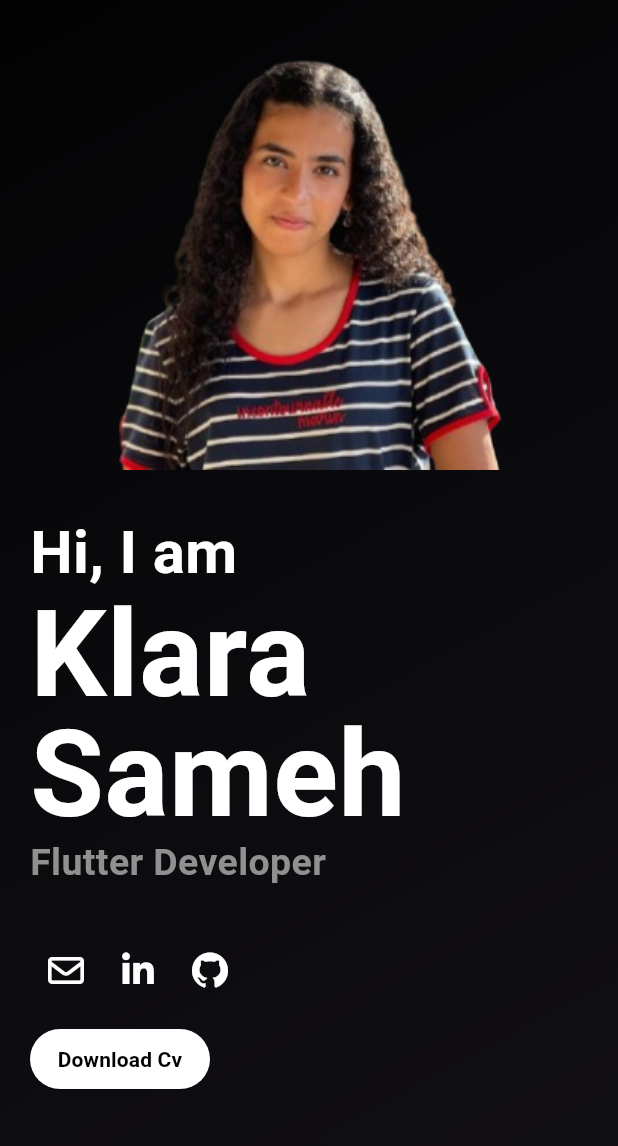
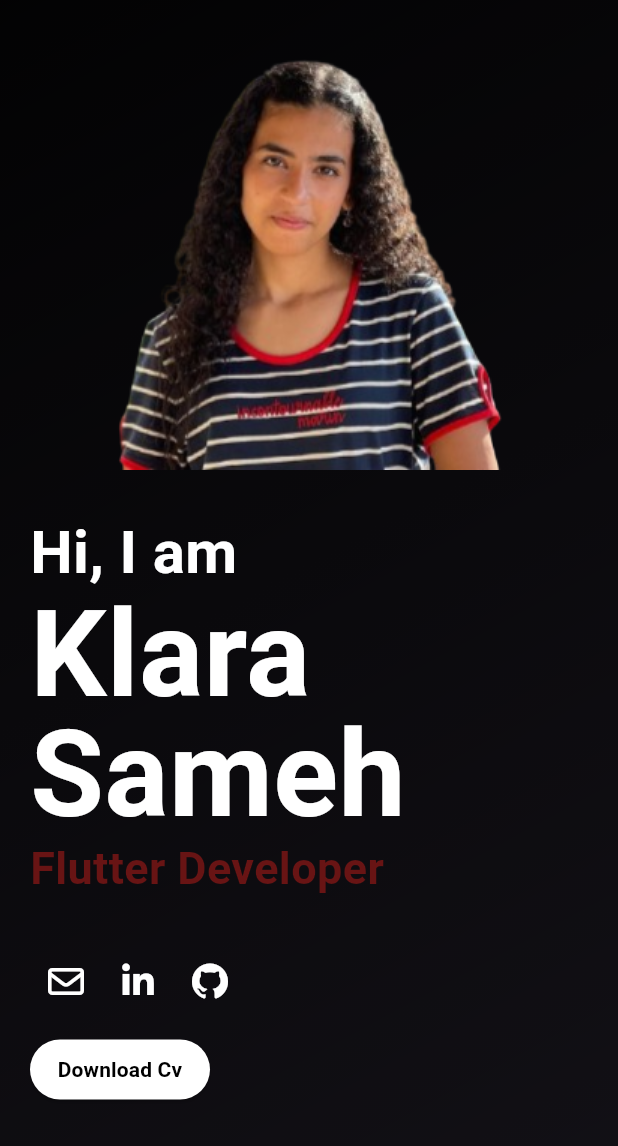
Before and after one commit to klarasameh1/Portfolio, a Flutter app: the screen it shows after launch, on a phone screen of 412 x 824 dp, the part 90-1236 px from its top. Run offline on Flutter 3.47's test engine with Material 3 defaults, Android fonts, the phone set to English and light mode, and no system bars; our stand-ins replace font_awesome_flutter.

Commit message:
color change

```diff
--- a/lib/pages/Home/about_me_content.dart
+++ b/lib/pages/Home/about_me_content.dart
@@ -38,9 +38,9 @@ class AboutMeContent extends StatelessWidget {
         Text(
           'Flutter Developer',
           style: TextStyle(
-              color: Color(0xff909090),
+              color: Color(0xff681414),
               fontWeight: FontWeight.bold,
-              fontSize: 25
+              fontSize: 30
           ),
         ),
         SizedBox(height: 30,),
```
